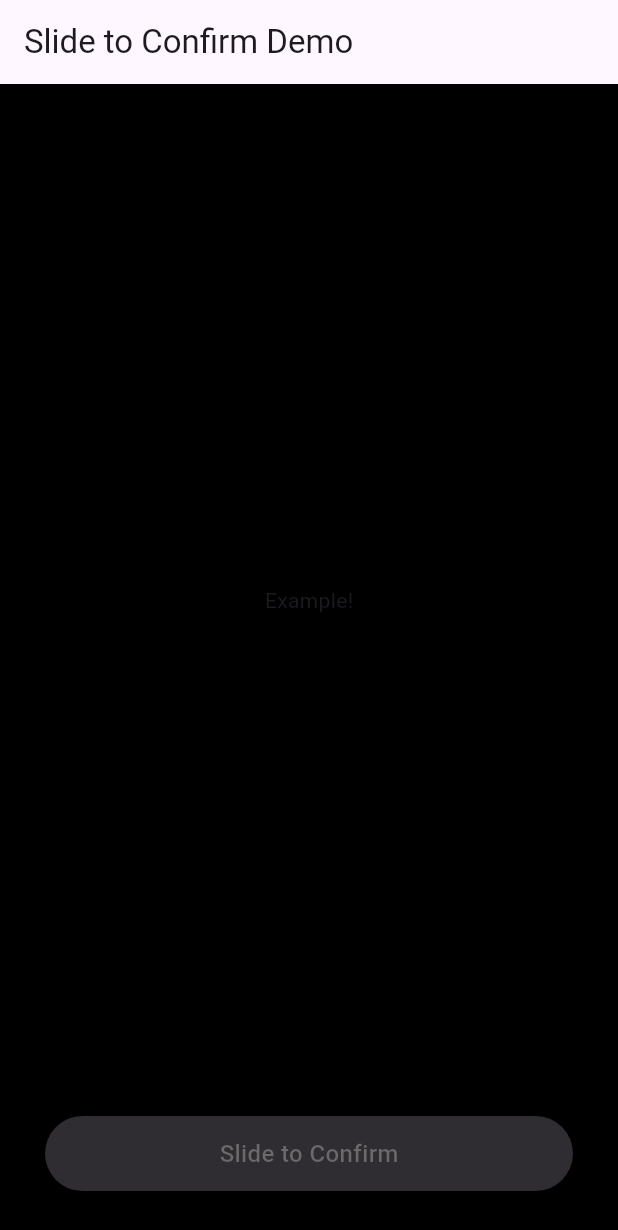
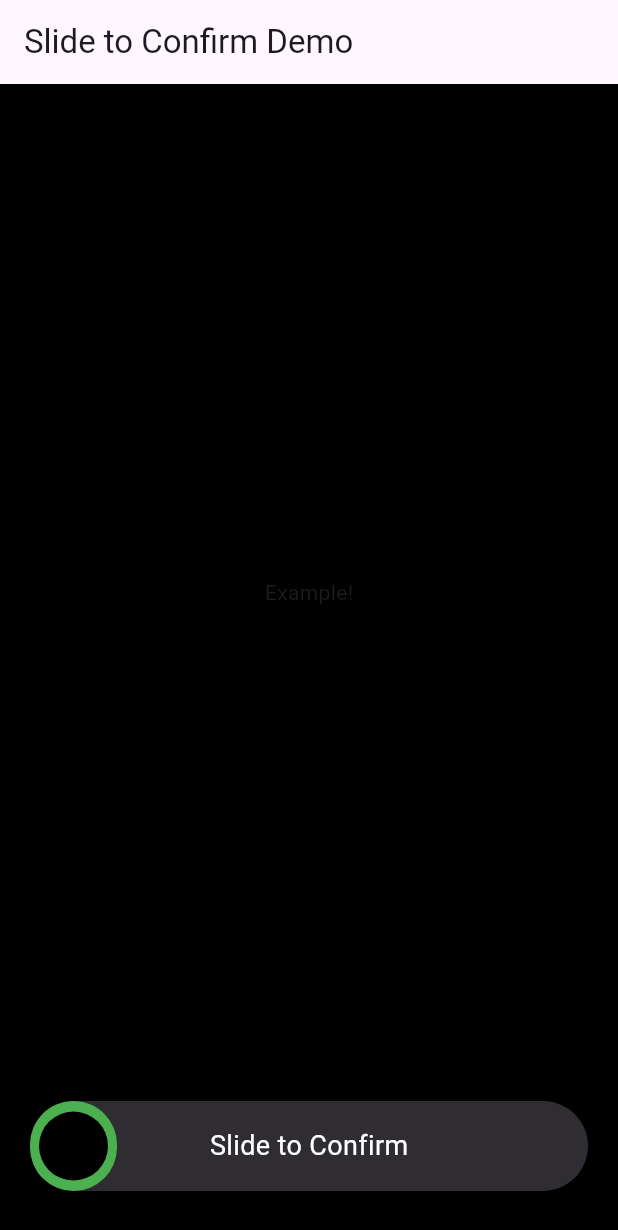
Before and after one commit to ahmed-tarek-salem/confirm_slide_button, a Flutter app: the screen it shows after launch, on a phone screen of 412 x 824 dp. Shown: the top 1230 px of the screen. Run offline on Flutter 3.47's test engine with Material 3 defaults, Android fonts, the phone set to English and light mode, and no system bars; drawn by our look-alikes of shimmer.

Commit message:
feat: implement draggable slide-to-confirm button with green background

```diff
--- a/lib/confirm_slide_button.dart
+++ b/lib/confirm_slide_button.dart
@@ -1,37 +1,91 @@
 import 'package:flutter/material.dart';
-import 'package:shimmer/shimmer.dart';
 
-class ConfirmSlideButton extends StatelessWidget {
+class ConfirmSlideButton extends StatefulWidget {
   final VoidCallback onConfirmed;
 
   const ConfirmSlideButton({super.key, required this.onConfirmed});
 
   @override
+  State<ConfirmSlideButton> createState() => _ConfirmSlideButtonState();
+}
+
+class _ConfirmSlideButtonState extends State<ConfirmSlideButton> {
+  double _dragPosition = 0.0;
+  bool _confirmed = false;
+
+  @override
   Widget build(BuildContext context) {
-    return GestureDetector(
-      onTap: onConfirmed, // temporary for testing
-      child: Container(
-        height: 50,
-        margin: const EdgeInsets.symmetric(horizontal: 30),
-        width: double.infinity,
-        decoration: BoxDecoration(
-          color: const Color(0xff2f2c32),
-          borderRadius: BorderRadius.circular(50),
-        ),
-        child: Center(
-          child: Shimmer.fromColors(
-            baseColor: const Color(0xff6c696b),
-            highlightColor: const Color(0xffb1aeb3),
-            period: const Duration(seconds: 2),
-            child: const Text(
-              "Slide to Confirm",
-              style: TextStyle(
-                fontSize: 16,
-                fontWeight: FontWeight.w500,
+    final double buttonWidth = MediaQuery.of(context).size.width - 40;
+    final double trackHeight = 60; // bigger than the thumb
+    final double thumbSize = 46; // smaller circle
+
+    return Container(
+      height: trackHeight,
+      margin: const EdgeInsets.symmetric(horizontal: 20),
+      child: Stack(
+        children: [
+          // Background track
+          Container(
+            decoration: BoxDecoration(
+              color: const Color(0xff2f2c32),
+              borderRadius: BorderRadius.circular(trackHeight / 2),
+            ),
+          ),
+
+          // Green fill
+          ClipRRect(
+            borderRadius: BorderRadius.circular(trackHeight / 2),
+            child: Container(
+              width: _dragPosition + thumbSize + 12,
+              color: Colors.green,
+            ),
+          ),
+
+          // Center text
+          Center(
+            child: Text(
+              _confirmed ? "Confirmed!" : "Slide to Confirm",
+              style: const TextStyle(color: Colors.white, fontSize: 18),
+            ),
+          ),
+
+          // Draggable thumb
+          Positioned(
+            left: _dragPosition + 6,
+            top: (trackHeight - thumbSize) / 2, // vertically centered
+            child: GestureDetector(
+              onHorizontalDragUpdate: (details) {
+                setState(() {
+                  _dragPosition += details.delta.dx;
+                  _dragPosition = _dragPosition.clamp(
+                    0.0,
+                    buttonWidth - thumbSize,
+                  );
+                });
+              },
+              onHorizontalDragEnd: (_) {
+                if (_dragPosition > buttonWidth - thumbSize - 5) {
+                  setState(() {
+                    _confirmed = true;
+                    widget.onConfirmed();
+                  });
+                } else {
+                  setState(() {
+                    _dragPosition = 0.0;
+                  });
+                }
+              },
+              child: Container(
+                width: thumbSize,
+                height: thumbSize,
+                decoration: const BoxDecoration(
+                  shape: BoxShape.circle,
+                  color: Colors.black,
+                ),
               ),
             ),
           ),
-        ),
+        ],
       ),
     );
   }
```
